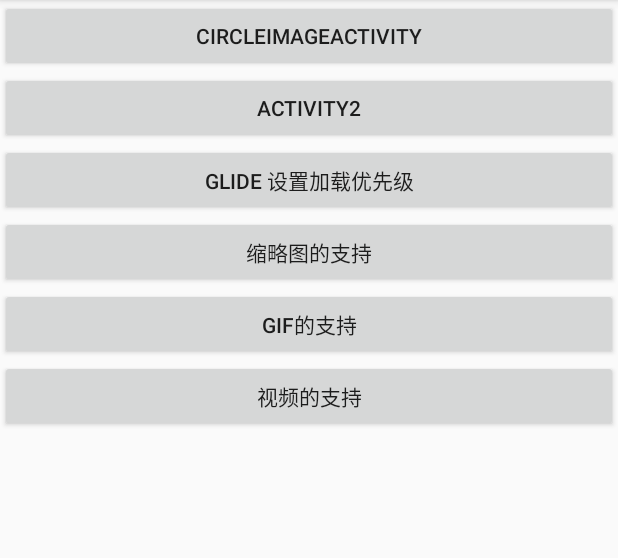
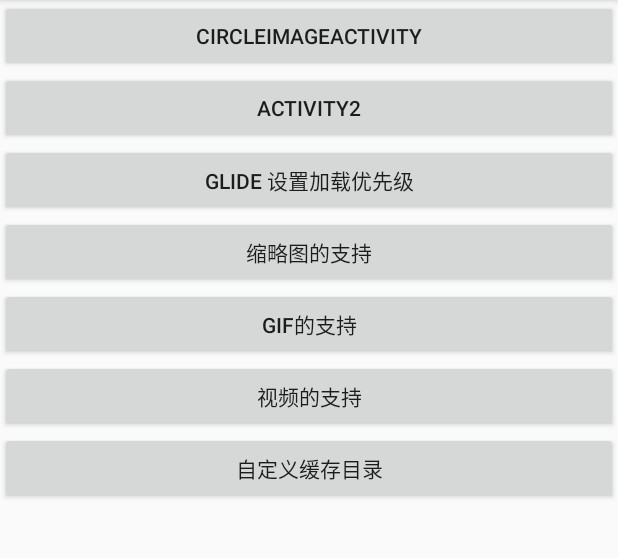
Before and after one commit to zyj1609wz/GlideDemo, an Android app: the screen it shows after launch (MainActivity), on a phone screen of 412 x 824 dp, the part 84-642 px from its top. Run offline under Robolectric (Android 15) with nearby library versions, the phone set to English and light mode, and no system bars.

```diff
--- a/app/src/main/java/app/zuil/com/glidedemo/MainActivity.java
+++ b/app/src/main/java/app/zuil/com/glidedemo/MainActivity.java
@@ -18,6 +18,7 @@ public class MainActivity extends AppCompatActivity implements View.OnClickListe
         findViewById(R.id.thumbnailActivity).setOnClickListener(this);
         findViewById(R.id.gifActivity).setOnClickListener(this);
         findViewById(R.id.videoActivity).setOnClickListener(this);
+        findViewById(R.id.glideModuleActivity).setOnClickListener(this);
     }
 
     @Override
@@ -41,6 +42,9 @@ public class MainActivity extends AppCompatActivity implements View.OnClickListe
             case R.id.videoActivity :
                 startActivity( new Intent( MainActivity.this , VideoActivity.class));
                 break;
+            case R.id.glideModuleActivity :
+                startActivity( new Intent( MainActivity.this , GlideModuleActivity.class));
+                break;
         }
     }
 }
--- a/app/src/main/java/app/zuil/com/glidedemo/VideoActivity.java
+++ b/app/src/main/java/app/zuil/com/glidedemo/VideoActivity.java
@@ -20,7 +20,6 @@ public class VideoActivity extends AppCompatActivity {
         setContentView(R.layout.activity_video);
 
         imageView = (ImageView) findViewById( R.id.image_video );
-
         String files = Environment.getExternalStorageDirectory().getAbsolutePath() + "/yueyu.mkv" ;
         Glide.with( this ).load( files ).into( imageView ) ;
     }
--- a/app/src/main/res/layout/activity_main.xml
+++ b/app/src/main/res/layout/activity_main.xml
@@ -53,6 +53,13 @@
             android:text="视频的支持"
             />
 
+        <Button
+            android:id="@+id/glideModuleActivity"
+            android:layout_width="match_parent"
+            android:layout_height="wrap_content"
+            android:text="自定义缓存目录"
+            />
+
 
 
     </LinearLayout>
```
Also changed, not shown: app/src/main/AndroidManifest.xml (+8 -1 lines), app/src/main/java/app/zuil/com/glidedemo/GlideModuleActivity.java (added, +18 -0 lines), app/src/main/java/app/zuil/com/glidedemo/util/SimpleGlideModule.java (added, +41 -0 lines), app/src/main/res/layout/activity_glide_module.xml (added, +12 -0 lines).
